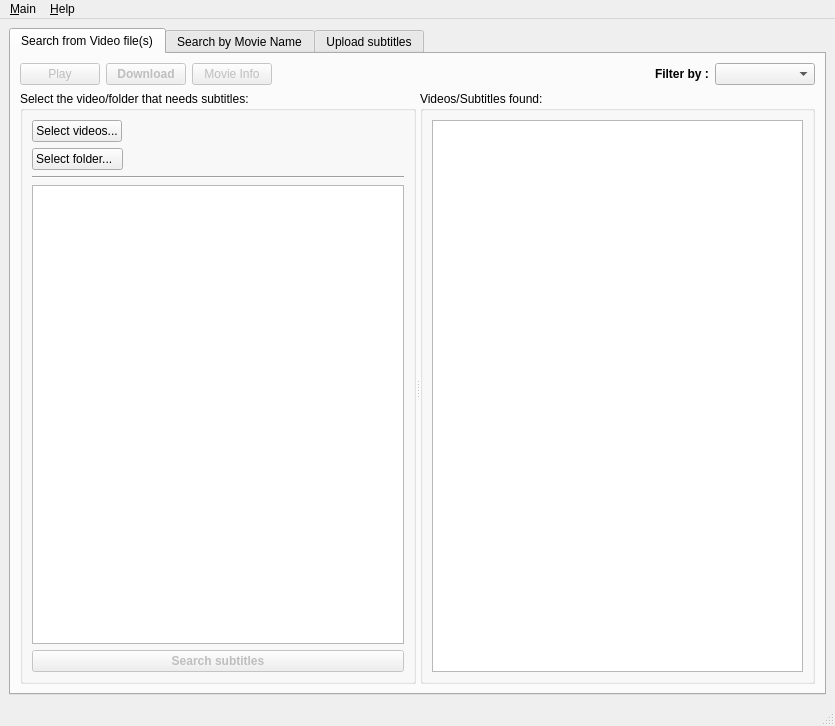
Before: the Qt Designer form gui/main.ui in subdownloader/subdownloader, drawn with Qt 5.
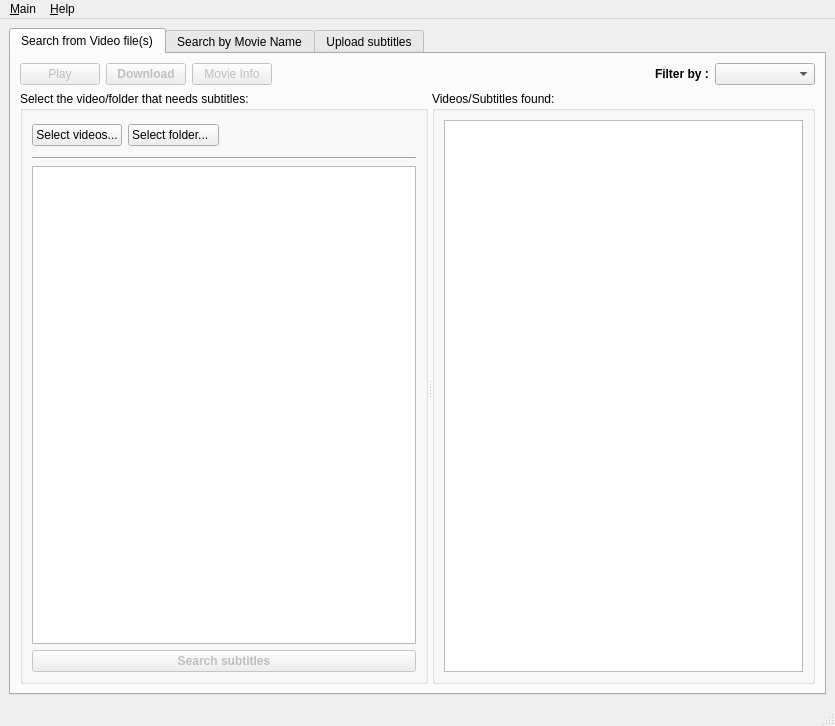
After: the same form once the commit is applied. Icons and pictures are not drawn. Custom widgets are drawn as their Qt base class.

Patch:
```diff
--- a/gui/main.ui
+++ b/gui/main.ui
@@ -236,23 +236,6 @@
                  </widget>
                 </item>
                 <item>
-                 <spacer name="horizontalSpacer" >
-                  <property name="orientation" >
-                   <enum>Qt::Horizontal</enum>
-                  </property>
-                  <property name="sizeHint" stdset="0" >
-                   <size>
-                    <width>40</width>
-                    <height>20</height>
-                   </size>
-                  </property>
-                 </spacer>
-                </item>
-               </layout>
-              </item>
-              <item>
-               <layout class="QHBoxLayout" name="horizontalLayout_7" >
-                <item>
                  <widget class="QPushButton" name="buttonSearchSelectFolder" >
                   <property name="sizePolicy" >
                    <sizepolicy vsizetype="Fixed" hsizetype="Preferred" >
@@ -279,14 +262,14 @@
                  </widget>
                 </item>
                 <item>
-                 <spacer name="horizontalSpacer_2" >
+                 <spacer name="horizontalSpacer" >
                   <property name="orientation" >
                    <enum>Qt::Horizontal</enum>
                   </property>
                   <property name="sizeHint" stdset="0" >
                    <size>
-                    <width>40</width>
-                    <height>20</height>
+                    <width>88</width>
+                    <height>31</height>
                    </size>
                   </property>
                  </spacer>
```
